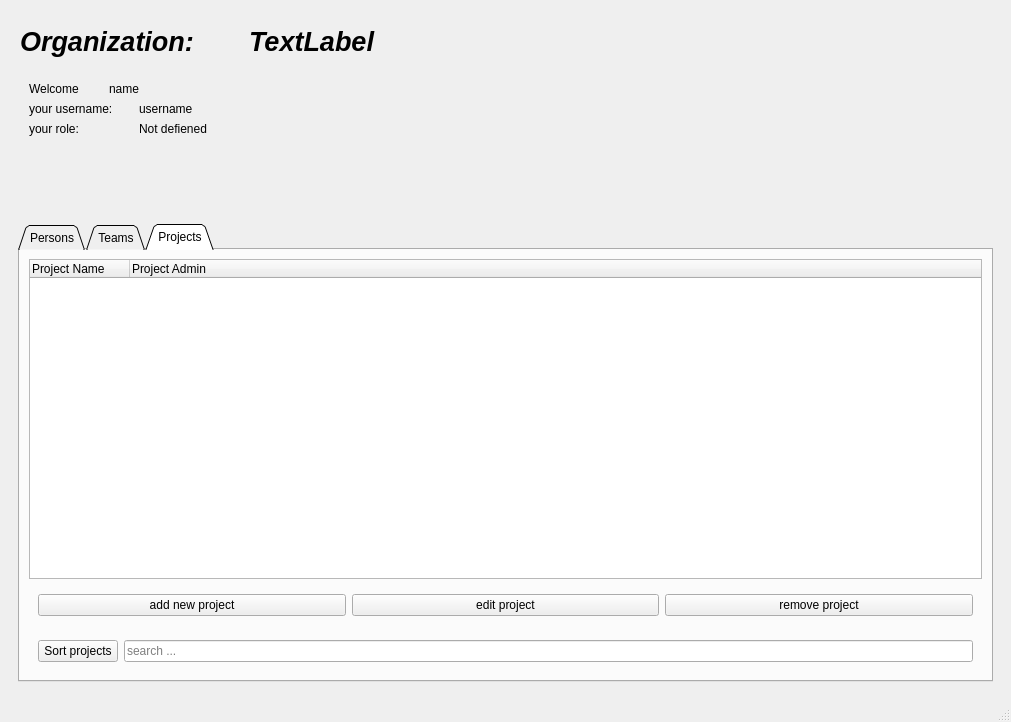
Above: ToDoListClient/organizationswindow.ui from captain-moji/To_Do_List_Project before the change. Below: the same form after it.
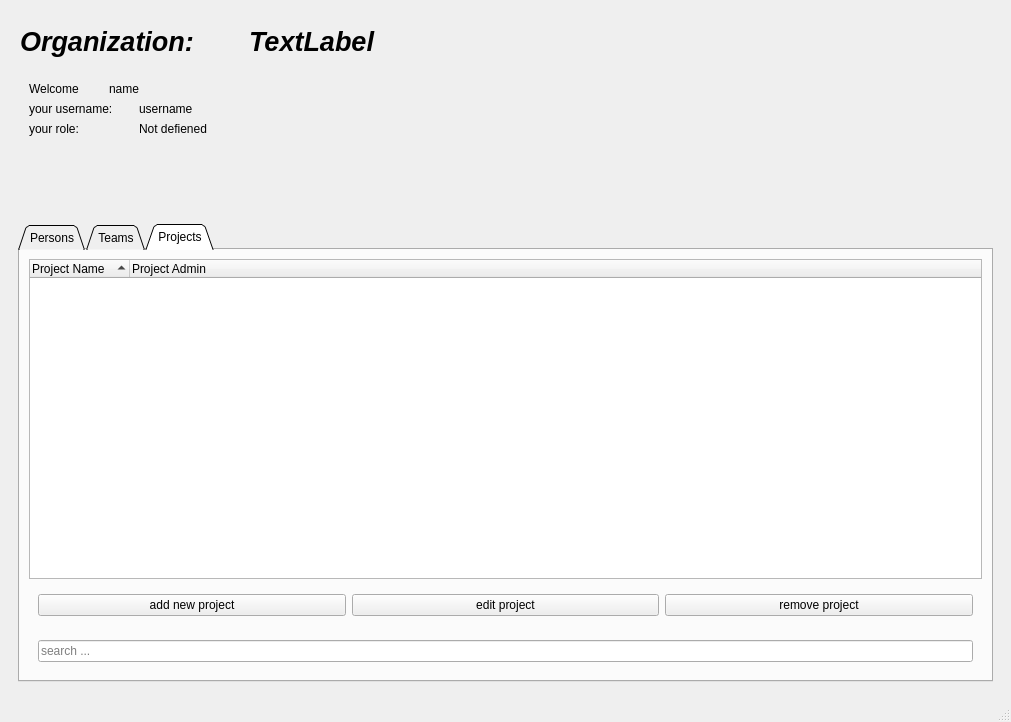
That is the form after the change. The open tabs and pages were chosen to show the change.

```diff
--- a/ToDoListClient/organizationswindow.ui
+++ b/ToDoListClient/organizationswindow.ui
@@ -380,6 +380,9 @@
           <layout class="QVBoxLayout" name="verticalLayout_4">
            <item>
             <widget class="QTreeWidget" name="projects_tree_widget">
+             <property name="sortingEnabled">
+              <bool>true</bool>
+             </property>
              <column>
               <property name="text">
                <string>Project Name</string>
@@ -422,13 +425,6 @@
            <item>
             <widget class="QWidget" name="widget_5" native="true">
              <layout class="QHBoxLayout" name="horizontalLayout_7">
-              <item>
-               <widget class="QPushButton" name="sort_projects_BTN_">
-                <property name="text">
-                 <string>Sort projects</string>
-                </property>
-               </widget>
-              </item>
               <item>
                <widget class="QLineEdit" name="search_projects_line_edit">
                 <property name="placeholderText">
```
Left out of the diff: 2 changed lines with no effect on the pictures.
